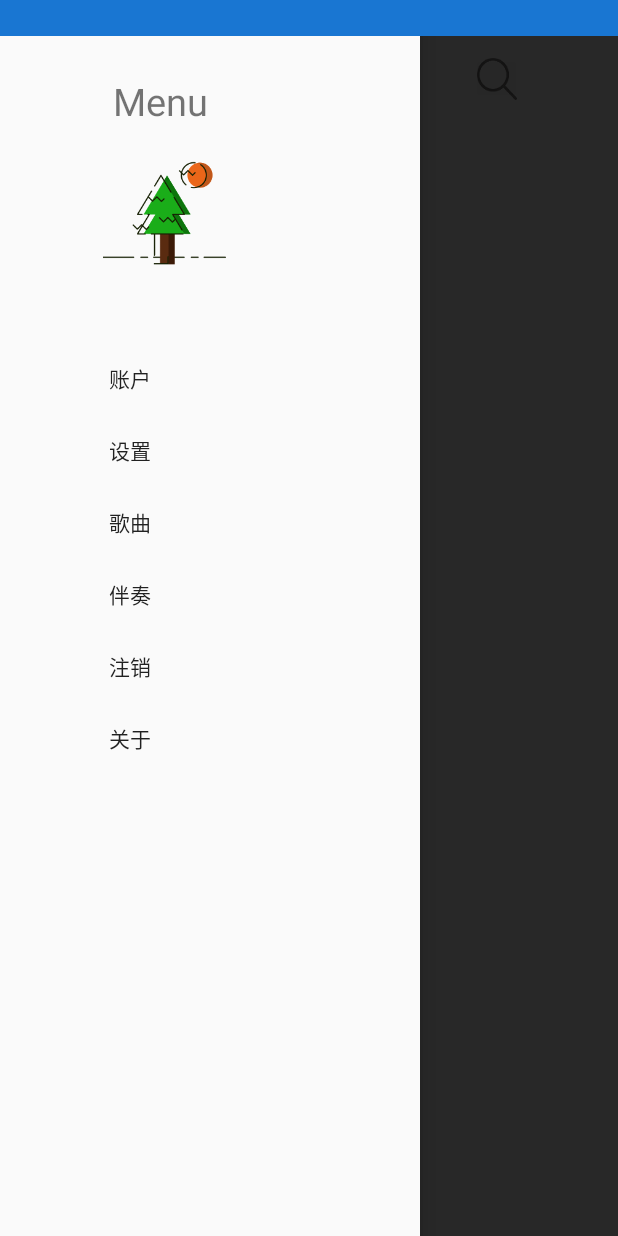
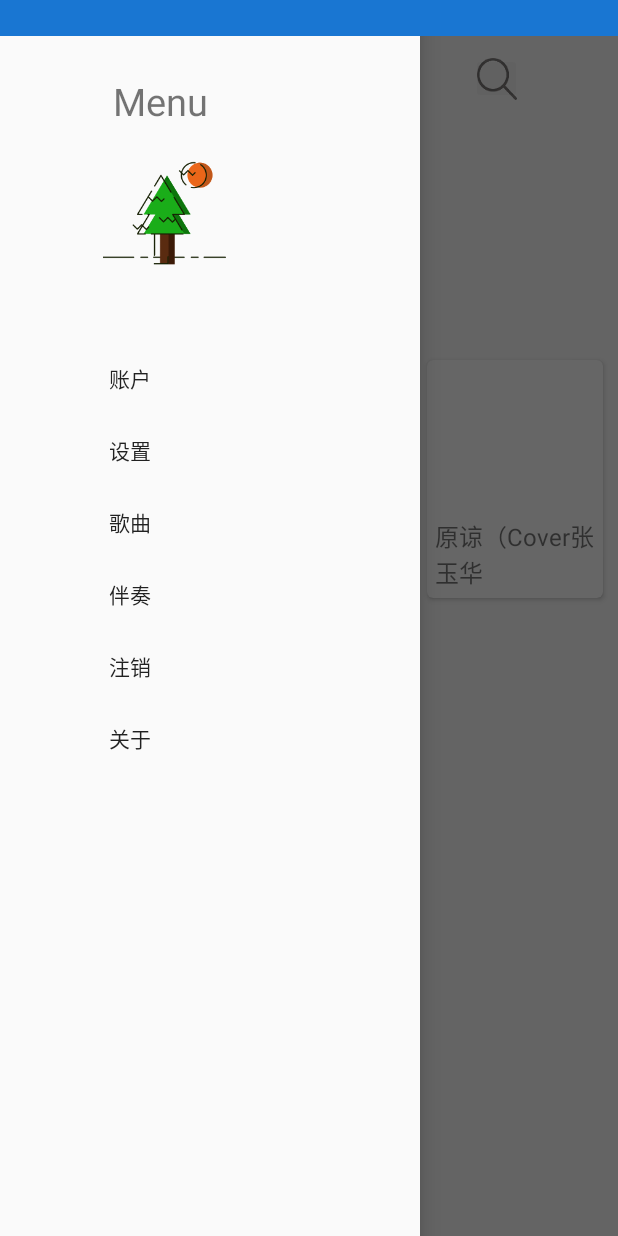
Before and after one commit to ZhiXiaoYue/MusicShopAndroid, an Android app: the MainActivity screen opened directly, with no data from a screen before it, with the side drawer open, on a phone screen of 412 x 824 dp. Run offline under Robolectric (Android 15) with nearby library versions, the phone set to English and light mode, and no system bars; pictures from the network do not load; Roboto replaces fonts that are not available here; 2 statements that could not run were skipped.

Commit message:
加了main界面的卡片——3.15

```diff
--- a/app/build.gradle
+++ b/app/build.gradle
@@ -39,7 +39,7 @@ dependencies {
     androidTestImplementation 'com.android.support.test:runner:1.0.2'
     androidTestImplementation 'com.android.support.test.espresso:espresso-core:3.0.2'
     implementation 'com.android.support:design:27.1.1'
-
+    implementation 'com.github.bumptech.glide:glide:3.7.0'
     implementation 'com.squareup.okhttp3:okhttp:3.10.0'
     implementation 'com.google.code.gson:gson:2.8.4'
 
--- /dev/null
+++ b/app/src/main/java/com/example/jill/firsttry/Adapter/OnItemClickListener.java
@@ -0,0 +1,4 @@
+package com.example.jill.firsttry.Adapter;
+
+public class OnItemClickListener {
+}
--- /dev/null
+++ b/app/src/main/java/com/example/jill/firsttry/Adapter/SongCardAdapter.java
@@ -0,0 +1,94 @@
+package com.example.jill.firsttry.Adapter;
+
+import android.annotation.SuppressLint;
+import android.content.Context;
+import android.support.annotation.NonNull;
+import android.support.v7.widget.CardView;
+import android.support.v7.widget.RecyclerView;
+import android.view.LayoutInflater;
+import android.view.View;
+import android.view.ViewGroup;
+import android.widget.ImageView;
+import android.widget.TextView;
+import com.bumptech.glide.Glide;
+import com.bumptech.glide.load.resource.drawable.GlideDrawable;
+import com.bumptech.glide.request.animation.GlideAnimation;
+import com.bumptech.glide.request.target.SimpleTarget;
+import com.example.jill.firsttry.R;
+import com.example.jill.firsttry.model.Song;
+
+import java.util.List;
+
+public class SongCardAdapter extends RecyclerView.Adapter<SongCardAdapter.ViewHolder>{
+    private Context mContext;
+    private OnItemClickListener mOnItemClickListener;
+    private List<Song> mSongList;
+    public interface OnItemClickListener {
+        void onItemClick(View view, int position);
+    }
+    public void setOnItemClickListener(OnItemClickListener onItemClickListener) {
+        mOnItemClickListener = onItemClickListener;
+    }
+    static class ViewHolder extends RecyclerView.ViewHolder {
+        CardView cardView;
+        ImageView songImage;
+        TextView songName;
+
+        ViewHolder(View itemView) {
+            super(itemView);
+            cardView = (CardView) itemView;
+            songImage = itemView.findViewById(R.id.song_image_of_card);
+            songName = itemView.findViewById(R.id.song_name_of_card);
+        }
+    }
+
+    public SongCardAdapter(List<Song> songList) {
+        mSongList = songList;
+    }
+
+    @NonNull
+    @Override
+    public ViewHolder onCreateViewHolder(@NonNull ViewGroup parent, int viewType) {
+        if (mContext == null){
+            mContext = parent.getContext();
+        }
+        View view = LayoutInflater.from(mContext).inflate(R.layout.songcard_item,parent,false);
+        return new ViewHolder(view);
+    }
+
+    /**
+     * 绑定并设定点击事件（利用接口，将position传递给mainactivity）
+     * @param holder
+     * @param position
+     */
+    @Override
+    public void onBindViewHolder(@NonNull final ViewHolder holder, @SuppressLint("RecyclerView") final int position) {
+        Song song = mSongList.get(position);
+        holder.songName.setText(song.getSname());
+        Glide.with(mContext).load("http://58.87.73.51:8080/musicshop/"+song.getAlbumPic())
+                .into(new SimpleTarget<GlideDrawable>() {
+                    @Override
+                    public void onResourceReady(GlideDrawable resource, GlideAnimation<? super GlideDrawable> glideAnimation) {
+                        holder.songImage.setImageDrawable(resource);
+                    }
+                });
+        holder.songImage.setOnClickListener(new View.OnClickListener() {
+            @Override
+            public void onClick(View v) {
+                mOnItemClickListener.onItemClick(v, position);
+            }
+        });
+        holder.songName.setOnClickListener(new View.OnClickListener() {
+            @Override
+            public void onClick(View v) {
+                mOnItemClickListener.onItemClick(v, position);
+            }
+        });
+    }
+
+    @Override
+    public int getItemCount() {
+        return mSongList.size();
+    }
+
+}
--- a/app/src/main/java/com/example/jill/firsttry/activity/MainActivity.java
+++ b/app/src/main/java/com/example/jill/firsttry/activity/MainActivity.java
@@ -4,6 +4,7 @@ import android.annotation.SuppressLint;
 import android.content.DialogInterface;
 import android.content.Intent;
 import android.graphics.Color;
+import android.icu.text.AlphabeticIndex;
 import android.os.Build;
 import android.os.Bundle;
 import android.support.annotation.NonNull;
@@ -12,30 +13,41 @@ import android.support.design.widget.NavigationView;
 import android.support.v4.widget.DrawerLayout;
 import android.support.v7.app.AlertDialog;
 import android.support.v7.app.AppCompatActivity;
+import android.support.v7.widget.GridLayoutManager;
+import android.support.v7.widget.RecyclerView;
 import android.view.KeyEvent;
 import android.view.MenuItem;
 import android.view.View;
 import android.view.WindowManager;
-import android.widget.Button;
 import android.widget.ImageButton;
 import android.widget.ImageView;
 import android.widget.TextView;
 import android.widget.Toast;
 
+import com.example.jill.firsttry.Adapter.SongCardAdapter;
 import com.example.jill.firsttry.R;
+import com.example.jill.firsttry.model.Song;
 import com.example.jill.firsttry.model.global_val.AppContext;
 import com.example.jill.firsttry.model.global_val.UserBean;
 import com.readystatesoftware.systembartint.SystemBarTintManager;
 
+import java.util.ArrayList;
+import java.util.Arrays;
+import java.util.List;
 import java.util.Timer;
 import java.util.TimerTask;
 
 
-public class MainActivity extends AppCompatActivity implements View.OnClickListener{
+public class MainActivity extends AppCompatActivity implements View.OnClickListener {
     private DrawerLayout drawerLayout;
     private NavigationView navigationView;
-    private Button testButton;
+    private Song[] songs =  {testWithFakeData(), testWithFakeData(),testWithFakeData(),testWithFakeData()};//假数据
+    private List<Song> songList = new ArrayList<>();
     ImageButton menu;
+
+    public MainActivity() {
+    }
+
     @SuppressLint("ResourceAsColor")
     @RequiresApi(api = Build.VERSION_CODES.LOLLIPOP)
     @Override
@@ -68,14 +80,6 @@ public class MainActivity extends AppCompatActivity implements View.OnClickListe
                 startActivity(intent);
             }
         });
-//        testButton = findViewById(R.id.test_botton);
-//        testButton.setOnClickListener(new View.OnClickListener() {
-//            public void onClick(View v) {
-//                Intent intent = new Intent(MainActivity.this,
-//                        RecordPrepareActivity.class);
-//                startActivity(intent);
-//            }
-//        });
         ImageView button_pic= findViewById(R.id.imageMenu);
 
         button_pic.setOnClickListener(new View.OnClickListener() {
@@ -94,15 +98,6 @@ public class MainActivity extends AppCompatActivity implements View.OnClickListe
         drawerLayout = findViewById(R.id.activity_na);
 
         navigationView = findViewById(R.id.nav);
-        /*navigationView.getHeaderView(0).setOnClickListener(new View.OnClickListener() {
-                @Override
-                public void onClick(View v) {
-                    Intent intent = new Intent(MainActivity.this,
-                            LoginAcitivity.class);
-                    startActivity(intent);
-                    drawerLayout.closeDrawers();//关闭导航菜单
-                }
-        });*/
 
         menu= findViewById(R.id.main_menu);
         menu.setOnClickListener(this);
@@ -169,6 +164,21 @@ public class MainActivity extends AppCompatActivity implements View.OnClickListe
                 return true;
             }
         });
+        /* 3.15
+         * 填入歌曲
+         */
+        initSongs();
+        RecyclerView recyclerView = findViewById(R.id.recycler_view_in_main);
+        GridLayoutManager layoutManager = new GridLayoutManager(this,3);
+        recyclerView.setLayoutManager(layoutManager);
+        final SongCardAdapter mAdapter = new SongCardAdapter(songList);
+        mAdapter.setOnItemClickListener(new SongCardAdapter.OnItemClickListener() {
+            @Override
+            public void onItemClick(View view, int position) {
+                RecordPrepareActivity.actionStart(MainActivity.this,songList.get(position));
+            }
+        });
+        recyclerView.setAdapter(mAdapter);
     }
     private void refresh() {
         finish();
@@ -176,7 +186,29 @@ public class MainActivity extends AppCompatActivity implements View.OnClickListe
         startActivity(intent);
     }
 
+        /**
+     * 装一点假的数据，后来删掉就好
+     */
+    private Song testWithFakeData(){
+        Song song = new Song();
+        song.setSname("原谅（Cover张玉华");
+        song.setSingerName("刘瑞琦");
+        song.setSid(40);
+        song.setAlbum("头号粉丝");
+        song.setAlbumPic("static/album_thumbnails/刘瑞琦-头号粉丝.jpg");
+        song.setFilePath("static/music/原谅（Cover张玉华）-刘瑞琦.mp3");
+        song.setInstrumental("static/instru/原谅（Cover张玉华）刘瑞琦.mp3");
+        song.setLyric("static/lyric/原谅（Cover张玉华）刘瑞琦.krc");
+        return song;
+    }
 
+    /**
+     * 初始化songList,将数组中的数据填入
+     */
+    private void initSongs(){
+        songList.clear();
+        songList.addAll(Arrays.asList(songs));
+    }
     private void initWindow() {
         if (Build.VERSION.SDK_INT >= Build.VERSION_CODES.KITKAT) {
             getWindow().addFlags(WindowManager.LayoutParams.FLAG_TRANSLUCENT_STATUS);
--- a/app/src/main/res/layout/activity_main.xml
+++ b/app/src/main/res/layout/activity_main.xml
@@ -81,12 +81,27 @@
             app:layout_constraintTop_toBottomOf="@+id/menu"
             app:layout_constraintVertical_bias="0.6" />
 
+        <android.support.v7.widget.RecyclerView
+            android:id="@+id/recycler_view_in_main"
+            android:layout_width="wrap_content"
+            android:layout_height="match_parent"
+            android:layout_marginTop="230dp"
+            app:layout_constraintTop_toTopOf="parent" />
+
+        <ImageView
+            android:id="@+id/imageView7"
+            android:layout_width="30dp"
+            android:layout_height="30dp"
+            android:layout_marginBottom="8dp"
+            android:layout_marginLeft="8dp"
+            android:layout_marginStart="8dp"
+            android:layout_marginTop="8dp"
+            app:layout_constraintBottom_toTopOf="@+id/recycler_view_in_main"
+            app:layout_constraintStart_toStartOf="parent"
+            app:layout_constraintTop_toBottomOf="@+id/imageMenu"
+            app:srcCompat="@mipmap/three" />
+
     </android.support.constraint.ConstraintLayout>
-
-    <android.support.v7.widget.RecyclerView
-        android:id ="@+id/recycler_view_in_main"
-        android:layout_height="match_parent"
-        android:layout_width="match_parent" />
 
     <android.support.design.widget.NavigationView
         android:id="@+id/nav"
--- /dev/null
+++ b/app/src/main/res/layout/songcard_item.xml
@@ -0,0 +1,31 @@
+<?xml version="1.0" encoding="utf-8"?>
+<android.support.v7.widget.CardView
+    xmlns:android="http://schemas.android.com/apk/res/android"
+    android:layout_width="match_parent"
+    android:layout_height="wrap_content"
+    xmlns:app = "http://schemas.android.com/apk/res-auto"
+    android:layout_margin="10dp"
+    app:cardCornerRadius="4dp">
+
+    <LinearLayout
+        android:orientation="vertical"
+        android:layout_width="match_parent"
+        android:layout_height="wrap_content" >
+
+        <ImageView
+            android:id = "@+id/song_image_of_card"
+            android:layout_width="match_parent"
+            android:layout_height="100dp"
+            />
+
+        <TextView
+            android:id = "@+id/song_name_of_card"
+            android:layout_width="wrap_content"
+            android:layout_height="wrap_content"
+            android:layout_gravity="center_horizontal"
+            android:layout_margin="5dp"
+            android:textSize="16sp"/>
+    </LinearLayout>
+
+
+</android.support.v7.widget.CardView>
```
Also changed, not shown: app/src/main/java/com/example/jill/firsttry/activity/RecordPrepareActivity.java (+1 -15 lines).
